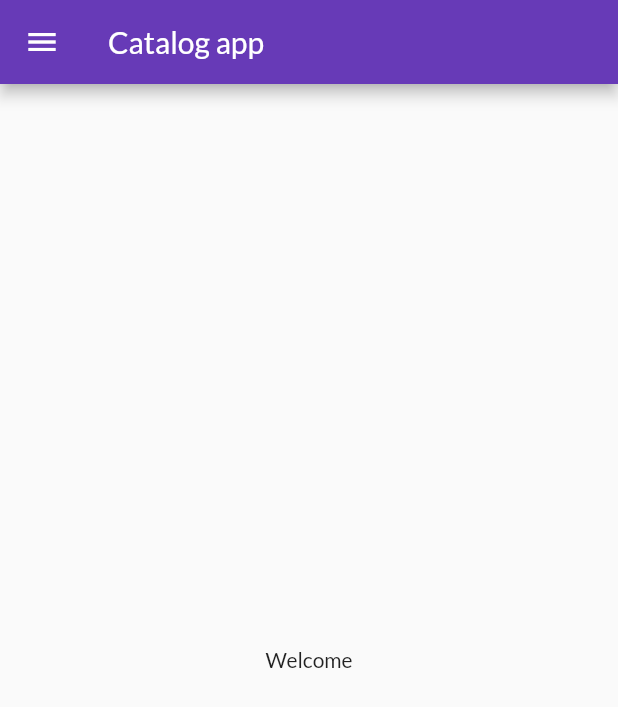
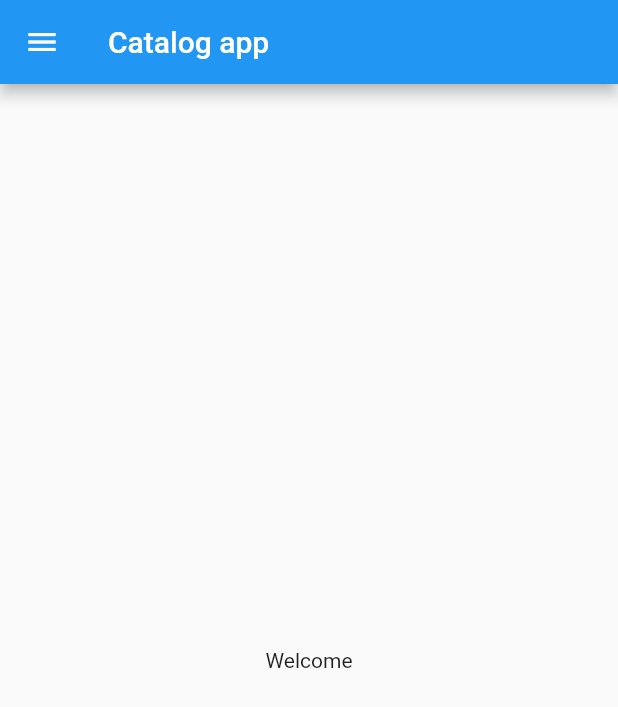
Before and after one commit to am-aakash/Catalog-app, a Flutter app: the screen it shows after launch, on a phone screen of 412 x 824 dp. Shown: the top 707 px of the screen. Run offline on Flutter 3.47's test engine with Material 2 defaults, Android fonts, the phone set to English and light mode, and no system bars.

Commit message:
Add files via upload

```diff
--- a/lib/main.dart
+++ b/lib/main.dart
@@ -1,9 +1,10 @@
 import 'package:basic_project/pages/home_page.dart';
 import 'package:basic_project/pages/login_page.dart';
 import 'package:basic_project/utils/routes.dart';
+import 'package:basic_project/widgets/themes.dart';
 //import 'package:flutter/cupertino.dart';
 import 'package:flutter/material.dart';
-import 'package:google_fonts/google_fonts.dart'; //GoogleFonts
+//import 'package:google_fonts/google_fonts.dart'; //GoogleFonts
 
 void main() {
   runApp(MyApp());
@@ -17,11 +18,8 @@ class MyApp extends StatelessWidget {
       //home: HomePage(),
       // themeMode: ThemeMode.dark,
       // darkTheme: ThemeData(brightness: Brightness.dark),
-      theme: ThemeData(
-        primarySwatch: Colors.deepPurple,
-        fontFamily: GoogleFonts.lato().fontFamily,
-        //primaryTextTheme: GoogleFonts.latoTextTheme(),
-      ),
+      theme: Mytheme.lightTheme(context),
+      darkTheme: Mytheme.darkTheme(context),
       initialRoute: MyRoutes.homeRoute,
       routes: {
         "/": (context) => LoginPage(),
```
